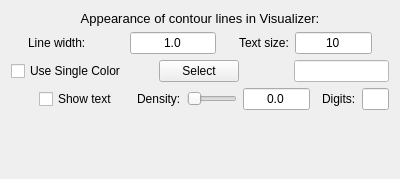
Before: the Qt Designer form apps/vaporgui/guis/ui/contourAppearance.ui in yyr/vapor, drawn with Qt 5.
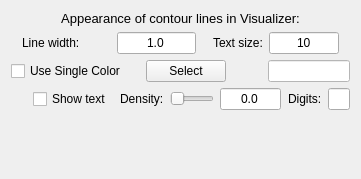
After: the same form once the commit is applied.

```diff
--- a/apps/vaporgui/guis/ui/contourAppearance.ui
+++ b/apps/vaporgui/guis/ui/contourAppearance.ui
@@ -6,7 +6,7 @@
    <rect>
     <x>0</x>
     <y>0</y>
-    <width>400</width>
+    <width>361</width>
     <height>179</height>
    </rect>
   </property>
```
